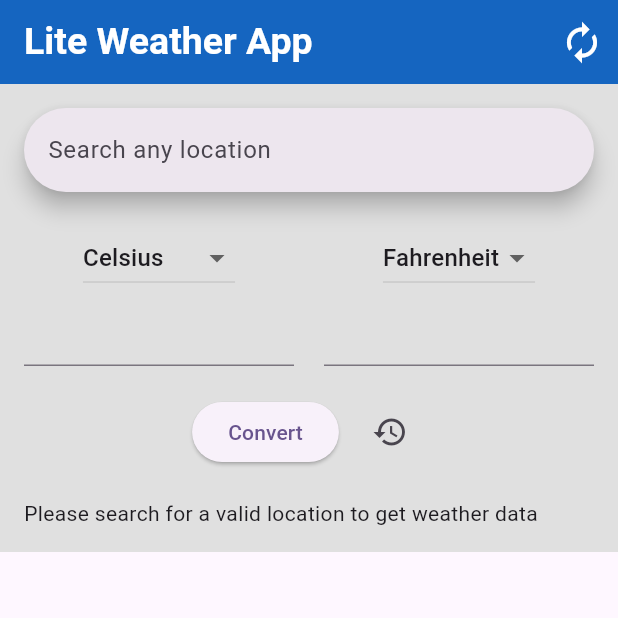
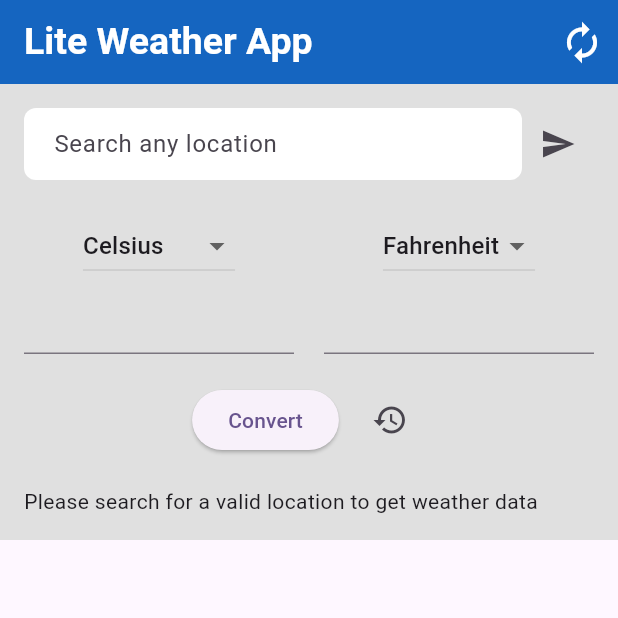
Before and after one commit to ayadeleke/temp_converter, a Flutter app: the screen it shows after launch, after a tap on "Lite Weather App", on a phone screen of 412 x 824 dp, the top half of it. Run offline on Flutter 3.47's test engine with Material 3 defaults, Android fonts, the phone set to English and light mode, and no system bars; network calls fail.

Commit message:
temp converter

```diff
--- a/lib/homepage.dart
+++ b/lib/homepage.dart
@@ -1,5 +1,3 @@
-// ignore_for_file: prefer_const_constructors
-
 import 'package:flutter/material.dart';
 import 'package:flutter_weather_app/api.dart';
 import 'package:flutter_weather_app/weathermodel.dart';
@@ -18,6 +16,7 @@ class _HomePageState extends State<HomePage> {
   bool inProgress = false;
   String message = "Please search for a valid location to get weather data";
   bool isCelsius = true;
+  TextEditingController textController = TextEditingController();
 
   @override
   Widget build(BuildContext context) {
@@ -25,21 +24,15 @@ class _HomePageState extends State<HomePage> {
       child: Scaffold(
         appBar: AppBar(
           title: GestureDetector(
-            onTap: () {
-              // Reset to initial state
-              setState(() {
-                response = null;
-                inProgress = false;
-                message =
-                    "Please search for a valid location to get weather data";
-                isCelsius = true;
-              });
-            },
-            child: Text("Lite Weather App",
-                style: TextStyle(
-                    color: Colors.white,
-                    fontSize: 25,
-                    fontWeight: FontWeight.bold)),
+            onTap: () => resetAppState(),
+            child: Text(
+              "Lite Weather App",
+              style: TextStyle(
+                color: Colors.white,
+                fontSize: 25,
+                fontWeight: FontWeight.bold,
+              ),
+            ),
           ),
           backgroundColor: Colors.blue.shade800,
           actions: [
@@ -49,11 +42,9 @@ class _HomePageState extends State<HomePage> {
               tooltip: 'Swap units',
               splashRadius: 20,
               icon: Icon(Icons.autorenew),
-              onPressed: () {
-                setState(() {
-                  isCelsius = !isCelsius;
-                });
-              },
+              onPressed: () => setState(() {
+                isCelsius = !isCelsius;
+              }),
             ),
           ],
         ),
@@ -64,7 +55,7 @@ class _HomePageState extends State<HomePage> {
             child: Column(
               crossAxisAlignment: CrossAxisAlignment.stretch,
               children: [
-                _buildSearchWidget(),
+                buildSearchWidget(),
                 const SizedBox(height: 20),
                 TemperatureConverter(),
                 const SizedBox(height: 20),
@@ -80,16 +71,43 @@ class _HomePageState extends State<HomePage> {
     );
   }
 
-  Widget _buildSearchWidget() {
-    return SearchBar(
-      hintText: "Search any location",
-      onSubmitted: (value) {
-        _getWeatherData(value);
-      },
+  Widget buildSearchWidget() {
+    return Row(
+      children: [
+        Expanded(
+          child: TextField(
+            controller: textController,
+            onSubmitted: (value) => _getWeatherData(value),
+            decoration: InputDecoration(
+              hintText: "Search any location",
+              border: OutlineInputBorder(
+                borderRadius: BorderRadius.circular(8),
+                borderSide: BorderSide.none,
+              ),
+              filled: true,
+              fillColor: Colors.white,
+              contentPadding: EdgeInsets.symmetric(horizontal: 16),
+            ),
+          ),
+        ),
+        IconButton(
+          icon: Icon(Icons.send),
+          onPressed: () => _getWeatherData(textController.text),
+        ),
+      ],
     );
   }
 
-  _getWeatherData(String location) async {
+  void resetAppState() {
+    setState(() {
+      response = null;
+      inProgress = false;
+      message = "Please search for a valid location to get weather data";
+      isCelsius = true;
+    });
+  }
+
+  void _getWeatherData(String location) async {
     setState(() {
       inProgress = true;
     });
@@ -98,7 +116,7 @@ class _HomePageState extends State<HomePage> {
       response = await WeatherApi().getCurrentWeather(location);
     } catch (e) {
       setState(() {
-        message = "Failed to get weather ";
+        message = "Failed to get weather data";
         response = null;
       });
     } finally {
```
Also changed, not shown: lib/searchbar.dart (added, +39 -0 lines), lib/searchcontrol.dart (added, +36 -0 lines).
